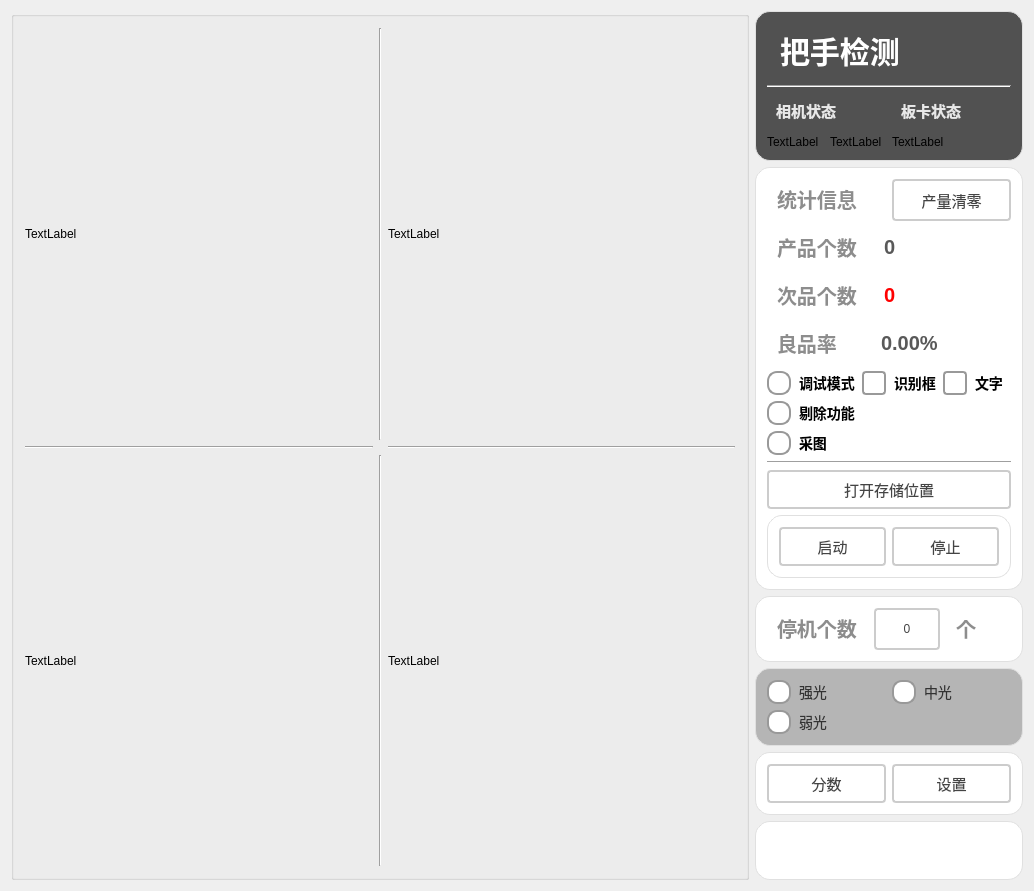
This is XiuWenZhiZHuShouSolution/ui/HandleScanner.ui in WIND-ROAD-RUN/XiuWenZhiZhuShou as Qt 5 draws it before an edit. The edited form follows.
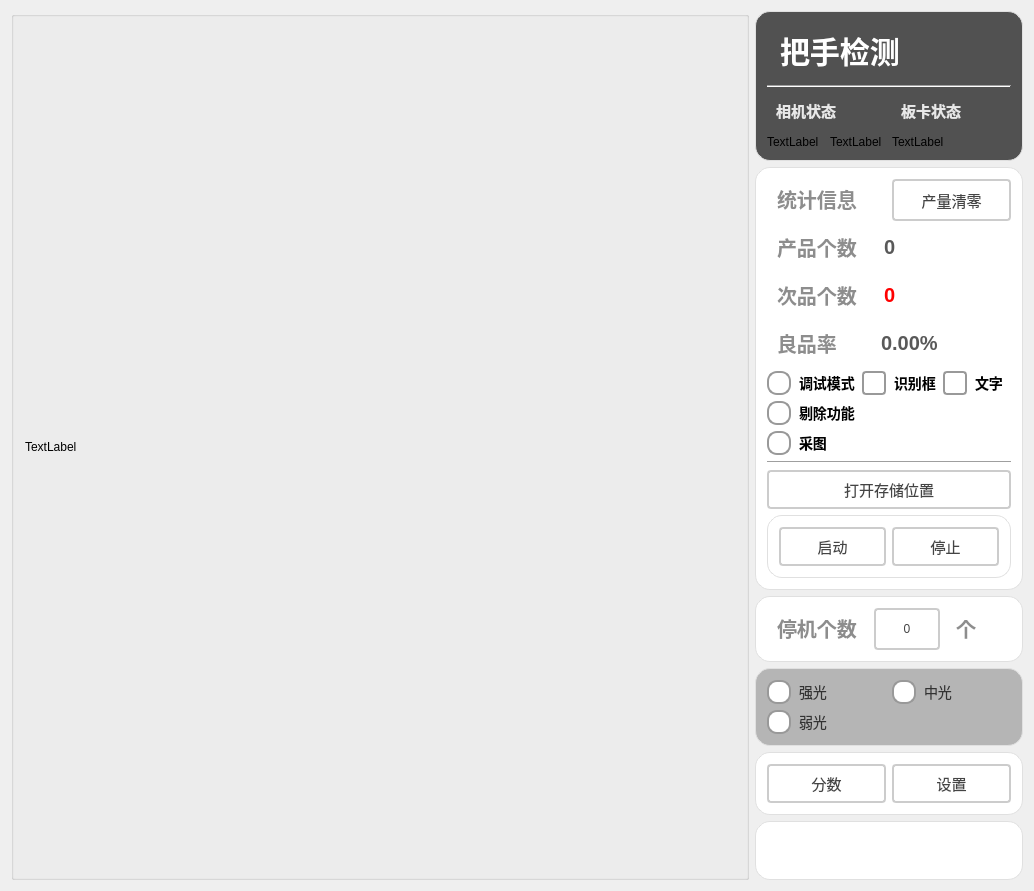
This is the edited form. Icons and pictures are not drawn.

Commit message: 删除多余的窗体

What changed in the file:
```diff
--- a/XiuWenZhiZHuShouSolution/ui/HandleScanner.ui
+++ b/XiuWenZhiZHuShouSolution/ui/HandleScanner.ui
@@ -14,104 +14,19 @@
    <string>PunchPress</string>
   </property>
   <widget class="QWidget" name="centralWidget">
-   <layout class="QGridLayout" name="gridLayout_4">
-    <item row="0" column="0">
+   <layout class="QVBoxLayout" name="verticalLayout_4">
+    <item>
      <layout class="QHBoxLayout" name="horizontalLayout_6" stretch="4,1">
       <item>
        <widget class="QGroupBox" name="gBoix_ImageDisplay">
         <property name="title">
          <string/>
         </property>
-        <layout class="QGridLayout" name="gridLayout">
-         <item row="2" column="1">
-          <widget class="Line" name="line_downDisplay">
-           <property name="orientation">
-            <enum>Qt::Orientation::Vertical</enum>
-           </property>
-          </widget>
-         </item>
-         <item row="0" column="0">
+        <layout class="QVBoxLayout" name="verticalLayout_5">
+         <item>
           <widget class="QLabel" name="label_imgDisplay_1">
            <property name="sizePolicy">
-            <sizepolicy hsizetype="Expanding" vsizetype="Expanding">
-             <horstretch>0</horstretch>
-             <verstretch>0</verstretch>
-            </sizepolicy>
-           </property>
-           <property name="maximumSize">
-            <size>
-             <width>468</width>
-             <height>476</height>
-            </size>
-           </property>
-           <property name="text">
-            <string>TextLabel</string>
-           </property>
-          </widget>
-         </item>
-         <item row="2" column="2">
-          <widget class="QLabel" name="label_imgDisplay_4">
-           <property name="sizePolicy">
-            <sizepolicy hsizetype="Expanding" vsizetype="Expanding">
-             <horstretch>0</horstretch>
-             <verstretch>0</verstretch>
-            </sizepolicy>
-           </property>
-           <property name="maximumSize">
-            <size>
-             <width>468</width>
-             <height>476</height>
-            </size>
-           </property>
-           <property name="text">
-            <string>TextLabel</string>
-           </property>
-          </widget>
-         </item>
-         <item row="0" column="1">
-          <widget class="Line" name="line_upDisplay">
-           <property name="orientation">
-            <enum>Qt::Orientation::Vertical</enum>
-           </property>
-          </widget>
-         </item>
-         <item row="1" column="2">
-          <widget class="Line" name="line_rightDisplay">
-           <property name="orientation">
-            <enum>Qt::Orientation::Horizontal</enum>
-           </property>
-          </widget>
-         </item>
-         <item row="1" column="0">
-          <widget class="Line" name="line_leftDisplay">
-           <property name="orientation">
-            <enum>Qt::Orientation::Horizontal</enum>
-           </property>
-          </widget>
-         </item>
-         <item row="2" column="0">
-          <widget class="QLabel" name="label_imgDisplay_3">
-           <property name="sizePolicy">
-            <sizepolicy hsizetype="Expanding" vsizetype="Expanding">
-             <horstretch>0</horstretch>
-             <verstretch>0</verstretch>
-            </sizepolicy>
-           </property>
-           <property name="maximumSize">
-            <size>
-             <width>468</width>
-             <height>476</height>
-            </size>
-           </property>
-           <property name="text">
-            <string>TextLabel</string>
-           </property>
-          </widget>
-         </item>
-         <item row="0" column="2">
-          <widget class="QLabel" name="label_imgDisplay_2">
-           <property name="sizePolicy">
-            <sizepolicy hsizetype="Expanding" vsizetype="Expanding">
+            <sizepolicy hsizetype="Minimum" vsizetype="Minimum">
              <horstretch>0</horstretch>
              <verstretch>0</verstretch>
             </sizepolicy>
```
The commit also changes 2 other files.
